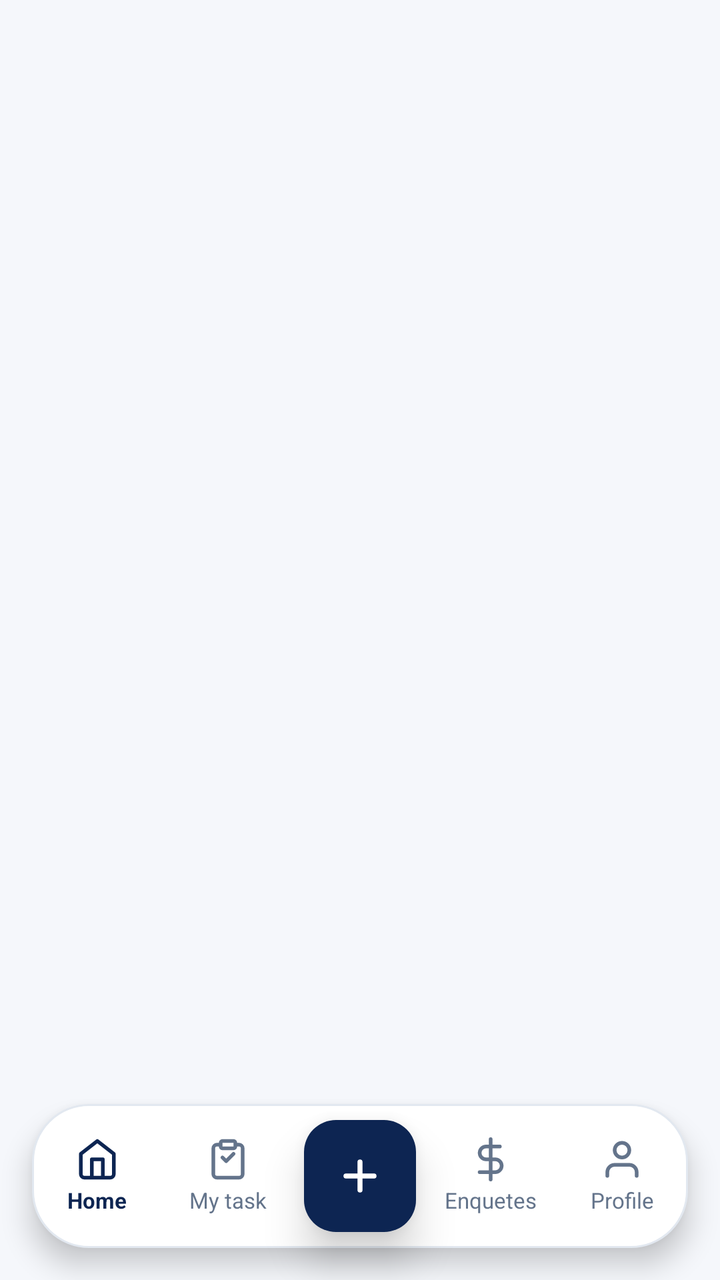
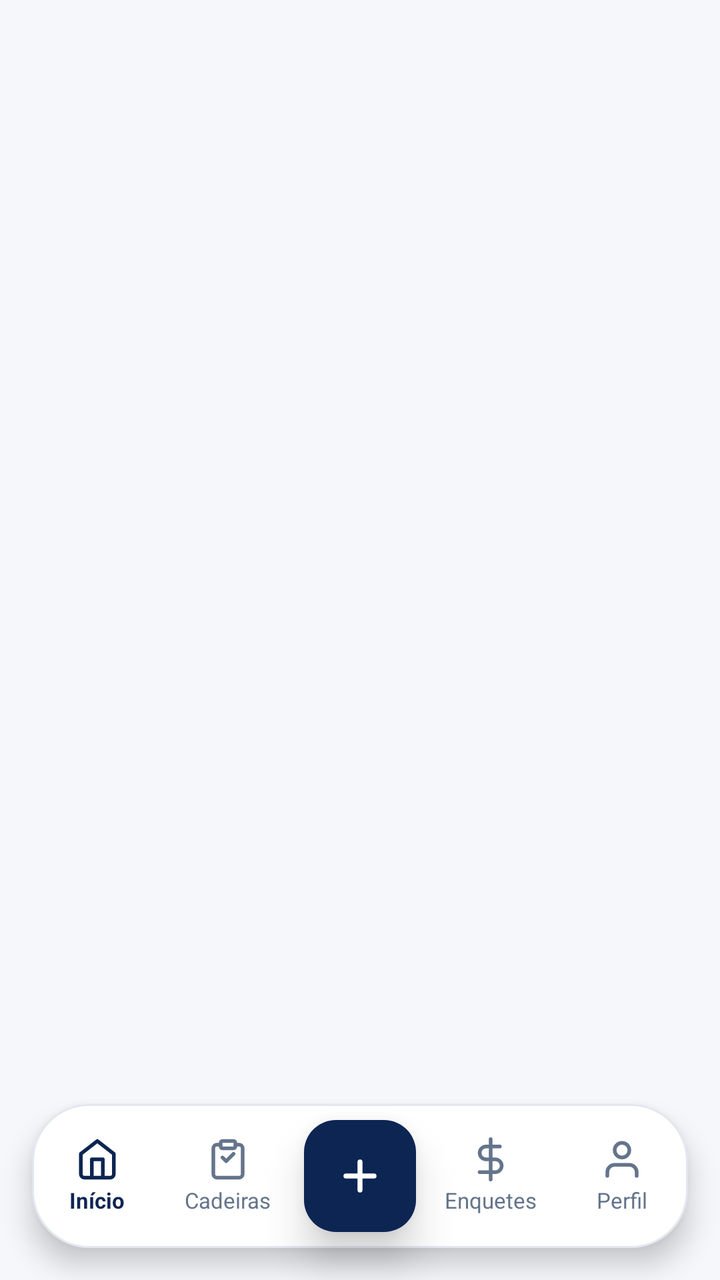

Two renders of the same Android screen: before a commit and after it. Below are the layout's source before the change and the commit's diff.
<!-- AndroidManifest.xml: application theme Theme.Lory -->
<!-- res/layout/activity_main.xml -->
<?xml version="1.0" encoding="utf-8"?>
<androidx.constraintlayout.widget.ConstraintLayout xmlns:android="http://schemas.android.com/apk/res/android"
    xmlns:app="http://schemas.android.com/apk/res-auto"
    xmlns:tools="http://schemas.android.com/tools"
    android:id="@+id/main"
    android:layout_width="match_parent"
    android:layout_height="match_parent"
    android:background="@color/background_light"
    tools:context=".MainActivity">

    
    <FrameLayout
        android:id="@+id/fragment_container"
        android:layout_width="match_parent"
        android:layout_height="0dp"
        app:layout_constraintBottom_toTopOf="@+id/bottom_nav_container"
        app:layout_constraintTop_toTopOf="parent" />

    
    <androidx.constraintlayout.widget.ConstraintLayout
        android:id="@+id/bottom_nav_container"
        android:layout_width="match_parent"
        android:layout_height="72dp"
        android:layout_marginStart="16dp"
        android:layout_marginEnd="16dp"
        android:layout_marginBottom="16dp"
        android:background="@drawable/bg_bottom_navigation"
        android:elevation="8dp"
        app:layout_constraintBottom_toBottomOf="parent"
        app:layout_constraintEnd_toEndOf="parent"
        app:layout_constraintStart_toStartOf="parent">

        <LinearLayout
            android:layout_width="match_parent"
            android:layout_height="match_parent"
            android:orientation="horizontal"
            android:weightSum="5">

            
            <LinearLayout
                android:id="@+id/nav_home"
                android:layout_width="0dp"
                android:layout_height="match_parent"
                android:layout_weight="1"
                android:clickable="true"
                android:focusable="true"
                android:gravity="center"
                android:orientation="vertical">

                <ImageView
                    android:id="@+id/ic_nav_home"
                    android:layout_width="22dp"
                    android:layout_height="22dp"
                    android:src="@drawable/ic_home"
                    app:tint="@color/primary_dark_blue" />

                <TextView
                    android:id="@+id/tv_nav_home"
                    android:layout_width="wrap_content"
                    android:layout_height="wrap_content"
                    android:layout_marginTop="2dp"
                    android:text="Home"
                    android:textColor="@color/primary_dark_blue"
                    android:textSize="11sp"
                    android:textStyle="bold" />
            </LinearLayout>

            
            <LinearLayout
                android:id="@+id/nav_tasks"
                android:layout_width="0dp"
                android:layout_height="match_parent"
                android:layout_weight="1"
                android:clickable="true"
                android:focusable="true"
                android:gravity="center"
                android:orientation="vertical">

                <ImageView
                    android:id="@+id/ic_nav_tasks"
                    android:layout_width="22dp"
                    android:layout_height="22dp"
                    android:src="@drawable/ic_task"
                    app:tint="@color/text_secondary" />

                <TextView
                    android:id="@+id/tv_nav_tasks"
                    android:layout_width="wrap_content"
                    android:layout_height="wrap_content"
                    android:layout_marginTop="2dp"
                    android:text="My task"
                    android:textColor="@color/text_secondary"
                    android:textSize="11sp" />
            </LinearLayout>

            
            <FrameLayout
                android:layout_width="0dp"
                android:layout_height="match_parent"
                android:layout_weight="1" />

            
            <LinearLayout
                android:id="@+id/nav_polls"
                android:layout_width="0dp"
                android:layout_height="match_parent"
                android:layout_weight="1"
                android:clickable="true"
                android:focusable="true"
                android:gravity="center"
                android:orientation="vertical">

                <ImageView
                    android:id="@+id/ic_nav_polls"
                    android:layout_width="22dp"
                    android:layout_height="22dp"
                    android:src="@drawable/ic_poll"
                    app:tint="@color/text_secondary" />

                <TextView
                    android:id="@+id/tv_nav_polls"
                    android:layout_width="wrap_content"
                    android:layout_height="wrap_content"
                    android:layout_marginTop="2dp"
                    android:text="Enquetes"
                    android:textColor="@color/text_secondary"
                    android:textSize="11sp" />
            </LinearLayout>

            
            <LinearLayout
                android:id="@+id/nav_profile"
                android:layout_width="0dp"
                android:layout_height="match_parent"
                android:layout_weight="1"
                android:clickable="true"
                android:focusable="true"
                android:gravity="center"
                android:orientation="vertical">

                <ImageView
                    android:id="@+id/ic_nav_profile"
                    android:layout_width="22dp"
                    android:layout_height="22dp"
                    android:src="@drawable/ic_profile"
                    app:tint="@color/text_secondary" />

                <TextView
                    android:id="@+id/tv_nav_profile"
                    android:layout_width="wrap_content"
                    android:layout_height="wrap_content"
                    android:layout_marginTop="2dp"
                    android:text="Profile"
                    android:textColor="@color/text_secondary"
                    android:textSize="11sp" />
            </LinearLayout>

        </LinearLayout>

    </androidx.constraintlayout.widget.ConstraintLayout>

    
    <com.google.android.material.floatingactionbutton.FloatingActionButton
        android:id="@+id/fab_add"
        android:layout_width="wrap_content"
        android:layout_height="wrap_content"
        android:contentDescription="Adicionar"
        android:src="@drawable/ic_add"
        app:backgroundTint="@color/primary_dark_blue"
        app:elevation="12dp"
        app:fabSize="normal"
        app:layout_constraintBottom_toBottomOf="@+id/bottom_nav_container"
        app:layout_constraintEnd_toEndOf="@+id/bottom_nav_container"
        app:layout_constraintStart_toStartOf="@+id/bottom_nav_container"
        app:layout_constraintTop_toTopOf="@+id/bottom_nav_container"
        app:tint="@color/white" />

</androidx.constraintlayout.widget.ConstraintLayout>
<!-- resources referenced by this layout -->
<resources>
  <color name="background_light">#F5F7FB</color>
  <color name="primary_dark_blue">#0D2552</color>
  <color name="text_secondary">#64748B</color>
  <color name="white">#FFFFFFFF</color>
  <!-- drawable bg_bottom_navigation (drawable) -->
  <?xml version="1.0" encoding="utf-8"?>
  <shape xmlns:android="http://schemas.android.com/apk/res/android"
      android:shape="rectangle">
      <solid android:color="@color/surface_white" />
      <corners android:radius="28dp" />
      <stroke
          android:width="1dp"
          android:color="#E2E8F0" />
  </shape>
  <!-- drawable ic_add (drawable) -->
  <vector xmlns:android="http://schemas.android.com/apk/res/android"
      android:width="24dp"
      android:height="24dp"
      android:viewportWidth="24"
      android:viewportHeight="24">
    <path
        android:fillColor="#00000000"
        android:strokeColor="@color/white"
        android:strokeWidth="2.5"
        android:strokeLineCap="round"
        android:strokeLineJoin="round"
        android:pathData="M12,5v14 M5,12h14"/>
  </vector>
  <!-- drawable ic_home (drawable) -->
  <vector xmlns:android="http://schemas.android.com/apk/res/android"
      android:width="24dp"
      android:height="24dp"
      android:viewportWidth="24"
      android:viewportHeight="24">
    <path
        android:fillColor="#00000000"
        android:strokeColor="@color/primary_dark_blue"
        android:strokeWidth="2"
        android:strokeLineCap="round"
        android:strokeLineJoin="round"
        android:pathData="M3,9l9,-7l9,7v11a2,2 0,0 1,-2,2h-14a2,2 0,0 1,-2,-2z M9,22v-10h6v10"/>
  </vector>
  <!-- drawable ic_poll (drawable) -->
  <vector xmlns:android="http://schemas.android.com/apk/res/android"
      android:width="24dp"
      android:height="24dp"
      android:viewportWidth="24"
      android:viewportHeight="24">
    <path
        android:fillColor="#00000000"
        android:strokeColor="@color/text_secondary"
        android:strokeWidth="2"
        android:strokeLineCap="round"
        android:strokeLineJoin="round"
        android:pathData="M12,1v22 M17,5H9.5a3.5,3.5 0,0 0,0 7h5a3.5,3.5 0,0 1,0 7H6"/>
  </vector>
  <!-- drawable ic_profile (drawable) -->
  <vector xmlns:android="http://schemas.android.com/apk/res/android"
      android:width="24dp"
      android:height="24dp"
      android:viewportWidth="24"
      android:viewportHeight="24">
    <path
        android:fillColor="#00000000"
        android:strokeColor="@color/text_secondary"
        android:strokeWidth="2"
        android:strokeLineCap="round"
        android:strokeLineJoin="round"
        android:pathData="M20,21v-2a4,4 0,0 0,-4,-4H8a4,4 0,0 0,-4,4v2 M12,11a4,4 0,1 0,0,-8a4,4 0,0 0,0,8z"/>
  </vector>
  <style name="Theme.Lory" parent="Base.Theme.Lory" />
  <color name="surface_white">#FFFFFF</color>
  <style name="Base.Theme.Lory" parent="Theme.Material3.DayNight.NoActionBar">
          
          <item name="colorPrimary">@color/primary_dark_blue</item>
          <item name="colorOnPrimary">@color/white</item>
          <item name="colorContainer">@color/surface_white</item>
          <item name="android:statusBarColor">@color/background_light</item>
          <item name="android:windowLightStatusBar">true</item>
          <item name="android:windowBackground">@color/background_light</item>
      </style>
  <!-- unchanged entries left out for length: 1 -->
</resources>

<!-- the commit's change to res/layout/activity_main.xml (unified diff, before → after) -->
@@ -59,7 +59,7 @@
                     android:layout_width="wrap_content"
                     android:layout_height="wrap_content"
                     android:layout_marginTop="2dp"
-                    android:text="Home"
+                    android:text="@string/nav_home"
                     android:textColor="@color/primary_dark_blue"
                     android:textSize="11sp"
                     android:textStyle="bold" />
@@ -80,6 +80,7 @@
                     android:id="@+id/ic_nav_tasks"
                     android:layout_width="22dp"
                     android:layout_height="22dp"
+                    android:contentDescription="@string/nav_tasks"
                     android:src="@drawable/ic_task"
                     app:tint="@color/text_secondary" />
 
@@ -88,7 +89,7 @@
                     android:layout_width="wrap_content"
                     android:layout_height="wrap_content"
                     android:layout_marginTop="2dp"
-                    android:text="My task"
+                    android:text="@string/nav_tasks"
                     android:textColor="@color/text_secondary"
                     android:textSize="11sp" />
             </LinearLayout>
@@ -114,6 +115,7 @@
                     android:id="@+id/ic_nav_polls"
                     android:layout_width="22dp"
                     android:layout_height="22dp"
+                    android:contentDescription="@string/nav_polls"
                     android:src="@drawable/ic_poll"
                     app:tint="@color/text_secondary" />
 
@@ -122,7 +124,7 @@
                     android:layout_width="wrap_content"
                     android:layout_height="wrap_content"
                     android:layout_marginTop="2dp"
-                    android:text="Enquetes"
+                    android:text="@string/nav_polls"
                     android:textColor="@color/text_secondary"
                     android:textSize="11sp" />
             </LinearLayout>
@@ -142,6 +144,7 @@
                     android:id="@+id/ic_nav_profile"
                     android:layout_width="22dp"
                     android:layout_height="22dp"
+                    android:contentDescription="@string/nav_profile"
                     android:src="@drawable/ic_profile"
                     app:tint="@color/text_secondary" />
 
@@ -150,7 +153,7 @@
                     android:layout_width="wrap_content"
                     android:layout_height="wrap_content"
                     android:layout_marginTop="2dp"
-                    android:text="Profile"
+                    android:text="@string/nav_profile"
                     android:textColor="@color/text_secondary"
                     android:textSize="11sp" />
             </LinearLayout>
@@ -164,7 +167,7 @@
         android:id="@+id/fab_add"
         android:layout_width="wrap_content"
         android:layout_height="wrap_content"
-        android:contentDescription="Adicionar"
+        android:contentDescription="@string/btn_add"
         android:src="@drawable/ic_add"
         app:backgroundTint="@color/primary_dark_blue"
         app:elevation="12dp"
<!-- resource entries referenced after the edit -->
@@ -70,6 +70,11 @@
         android:strokeLineJoin="round"
         android:pathData="M20,21v-2a4,4 0,0 0,-4,-4H8a4,4 0,0 0,-4,4v2 M12,11a4,4 0,1 0,0,-8a4,4 0,0 0,0,8z"/>
   </vector>
+  <string name="btn_add">Adicionar</string>
+  <string name="nav_home">Início</string>
+  <string name="nav_polls">Enquetes</string>
+  <string name="nav_profile">Perfil</string>
+  <string name="nav_tasks">Cadeiras</string>
   <style name="Theme.Lory" parent="Base.Theme.Lory" />
   <color name="surface_white">#FFFFFF</color>
   <style name="Base.Theme.Lory" parent="Theme.Material3.DayNight.NoActionBar">
